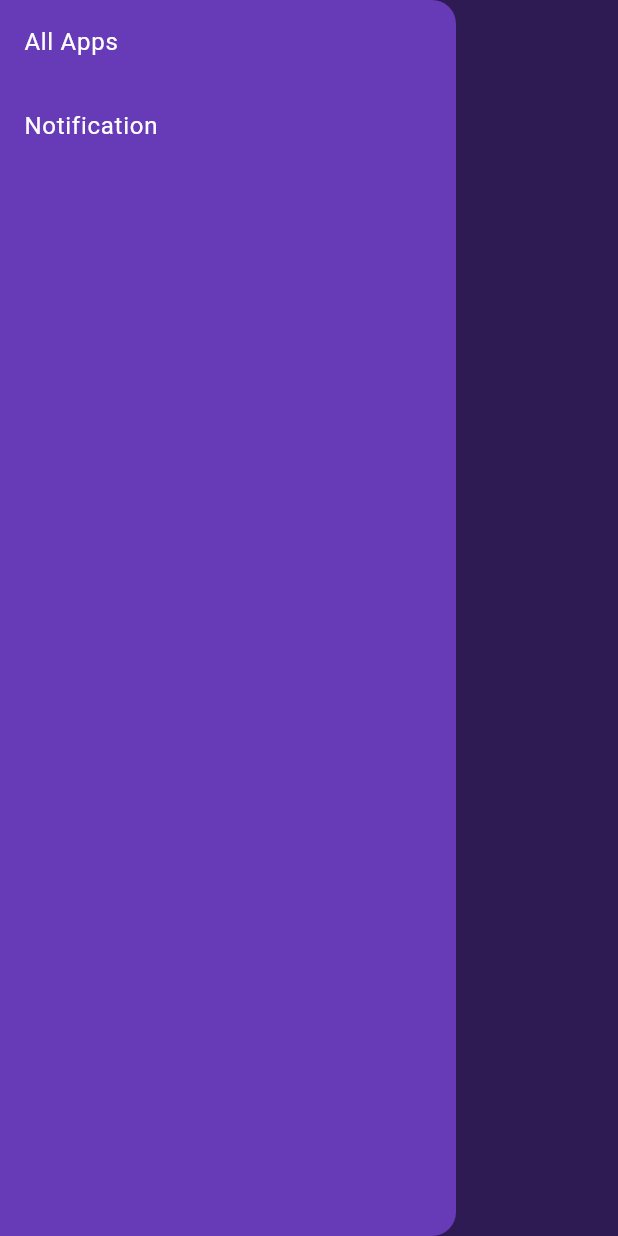
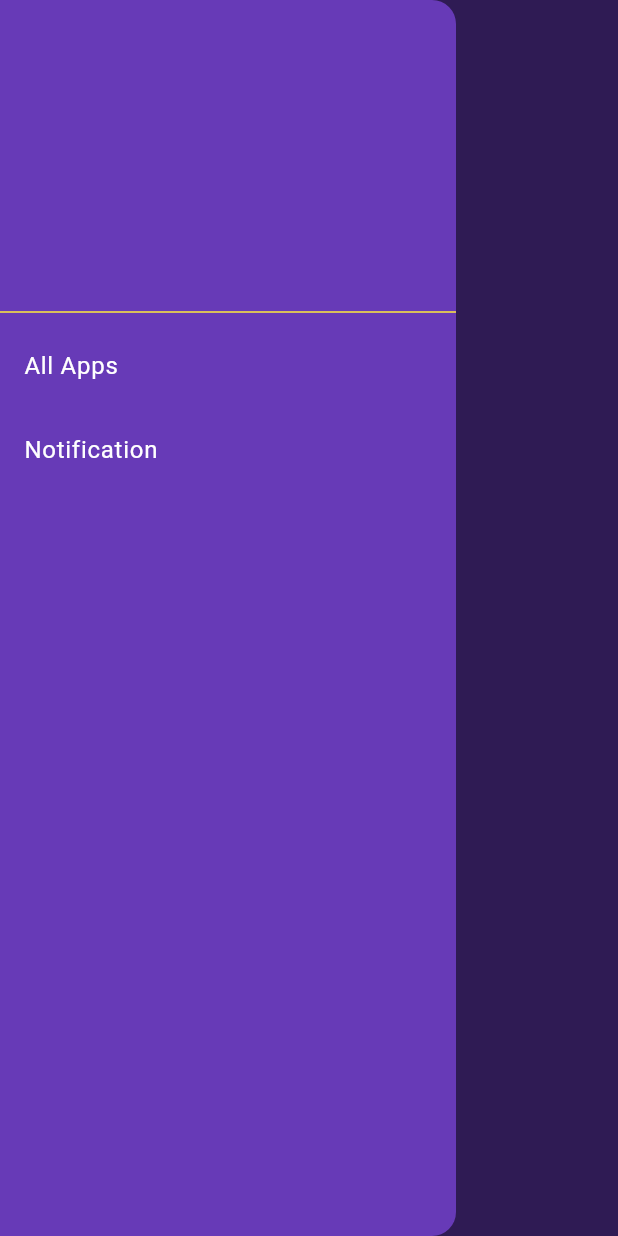
Before and after one commit to ParthTagalpallewar/safe_box, a Flutter app: the screen it shows after launch, in the side drawer, after a tap on the "menu" icon, on a phone screen of 412 x 824 dp. Run offline on Flutter 3.47's test engine with Material 3 defaults, Android fonts, the phone set to English and light mode, and no system bars.

Commit message:
added Icon to Splash Screen and adjust Navigation Drawer

```diff
--- a/lib/screens/home_screen.dart
+++ b/lib/screens/home_screen.dart
@@ -12,6 +12,12 @@ class HomeScreen extends StatelessWidget {
         child: ListView(
           padding: EdgeInsets.zero,
           children: <Widget>[
+            const SizedBox(
+              height: 200,
+            ),
+            const Divider(
+              color: AppColors.secondary,
+            ),
             ListTile(
               title:
                   const Text('All Apps', style: TextStyle(color: Colors.white)),
--- a/lib/screens/splash_screen.dart
+++ b/lib/screens/splash_screen.dart
@@ -25,11 +25,25 @@ class _SplashScreenState extends State<SplashScreen> {
 
   @override
   Widget build(BuildContext context) {
-    return Scaffold(
+    return const Scaffold(
       backgroundColor: AppColors.primary,
-      body: const Center(
-        child: CircularProgressIndicator(
-          valueColor: AlwaysStoppedAnimation<Color>(AppColors.secondary),
+      body: Center(
+        child: Column(
+          mainAxisAlignment: MainAxisAlignment.center,
+          crossAxisAlignment: CrossAxisAlignment.center,
+          children: [
+            Image(
+                image: AssetImage('res/logo.png'),
+                height: 400,
+                width: 400,
+            ),
+            SizedBox(
+              height: 100,
+            ),
+            CircularProgressIndicator(
+                backgroundColor: AppColors.secondary,
+            )
+          ],
         ),
       ),
     );
--- a/pubspec.yaml
+++ b/pubspec.yaml
@@ -57,6 +57,8 @@ flutter:
   # included with your application, so that you can use the icons in
   # the material Icons class.
   uses-material-design: true
+  assets:
+    - res/logo.png
 
   # To add assets to your application, add an assets section, like this:
   # assets:
```
Also changed, not shown: pubspec.lock, res/logo.png (renamed from logo/logo.png).
